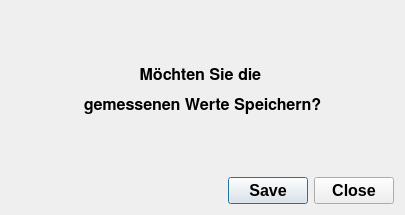
Before: the Qt Designer form src/gui/dialogs/game/savedialog.ui in hrafnass/ANTv2, drawn with Qt 5.
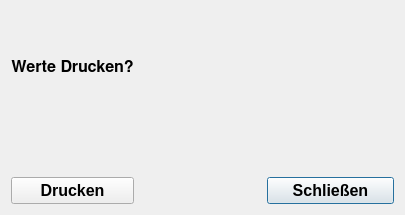
After: the same form once the commit is applied.

The edit to the form file:
```diff
--- a/src/gui/dialogs/game/savedialog.ui
+++ b/src/gui/dialogs/game/savedialog.ui
@@ -21,8 +21,21 @@
   <property name="windowTitle">
    <string>Save?</string>
   </property>
-  <layout class="QVBoxLayout" name="verticalLayout">
-   <item>
+  <layout class="QGridLayout" name="gridLayout">
+   <item row="2" column="0">
+    <spacer name="verticalSpacer_2">
+     <property name="orientation">
+      <enum>Qt::Vertical</enum>
+     </property>
+     <property name="sizeHint" stdset="0">
+      <size>
+       <width>20</width>
+       <height>40</height>
+      </size>
+     </property>
+    </spacer>
+   </item>
+   <item row="0" column="0">
     <spacer name="verticalSpacer">
      <property name="orientation">
       <enum>Qt::Vertical</enum>
@@ -35,7 +48,7 @@
      </property>
     </spacer>
    </item>
-   <item>
+   <item row="1" column="0">
     <widget class="QLabel" name="label">
      <property name="font">
       <font>
@@ -44,15 +57,15 @@
       </font>
      </property>
      <property name="text">
-      <string>&lt;html&gt;&lt;head/&gt;&lt;body&gt;&lt;p align=&quot;center&quot;&gt;Möchten Sie die &lt;/p&gt;&lt;p align=&quot;center&quot;&gt;gemessenen Werte Speichern?&lt;/p&gt;&lt;/body&gt;&lt;/html&gt;</string>
+      <string>&lt;html&gt;&lt;head/&gt;&lt;body&gt;&lt;p align=&quot;center&quot;&gt;Werte Drucken?&lt;/p&gt;&lt;/body&gt;&lt;/html&gt;</string>
      </property>
      <property name="alignment">
       <set>Qt::AlignRight|Qt::AlignTrailing|Qt::AlignVCenter</set>
      </property>
     </widget>
    </item>
-   <item>
-    <spacer name="verticalSpacer_2">
+   <item row="3" column="0">
+    <spacer name="verticalSpacer_3">
      <property name="orientation">
       <enum>Qt::Vertical</enum>
      </property>
@@ -64,16 +77,85 @@
      </property>
     </spacer>
    </item>
-   <item>
-    <widget class="QDialogButtonBox" name="buttonBox">
+   <item row="4" column="2">
+    <widget class="QPushButton" name="pushButtonClose">
+     <property name="text">
+      <string>Schließen</string>
+     </property>
+    </widget>
+   </item>
+   <item row="1" column="1">
+    <spacer name="horizontalSpacer_2">
      <property name="orientation">
       <enum>Qt::Horizontal</enum>
      </property>
-     <property name="standardButtons">
-      <set>QDialogButtonBox::Close|QDialogButtonBox::Save</set>
+     <property name="sizeHint" stdset="0">
+      <size>
+       <width>40</width>
+       <height>20</height>
+      </size>
      </property>
+    </spacer>
+   </item>
+   <item row="4" column="0">
+    <widget class="QPushButton" name="pushButtonPrint">
+     <property name="text">
+      <string>Drucken</string>
+     </property>
     </widget>
    </item>
+   <item row="4" column="1">
+    <spacer name="horizontalSpacer">
+     <property name="orientation">
+      <enum>Qt::Horizontal</enum>
+     </property>
+     <property name="sizeHint" stdset="0">
+      <size>
+       <width>40</width>
+       <height>20</height>
+      </size>
+     </property>
+    </spacer>
+   </item>
+   <item row="2" column="2">
+    <spacer name="verticalSpacer_4">
+     <property name="orientation">
+      <enum>Qt::Vertical</enum>
+     </property>
+     <property name="sizeHint" stdset="0">
+      <size>
+       <width>20</width>
+       <height>40</height>
+      </size>
+     </property>
+    </spacer>
+   </item>
+   <item row="3" column="2">
+    <spacer name="verticalSpacer_5">
+     <property name="orientation">
+      <enum>Qt::Vertical</enum>
+     </property>
+     <property name="sizeHint" stdset="0">
+      <size>
+       <width>20</width>
+       <height>40</height>
+      </size>
+     </property>
+    </spacer>
+   </item>
+   <item row="1" column="2">
+    <spacer name="horizontalSpacer_3">
+     <property name="orientation">
+      <enum>Qt::Horizontal</enum>
+     </property>
+     <property name="sizeHint" stdset="0">
+      <size>
+       <width>40</width>
+       <height>20</height>
+      </size>
+     </property>
+    </spacer>
+   </item>
   </layout>
  </widget>
  <resources/>
```
Left out of the diff: 30 changed lines with no effect on the pictures.
